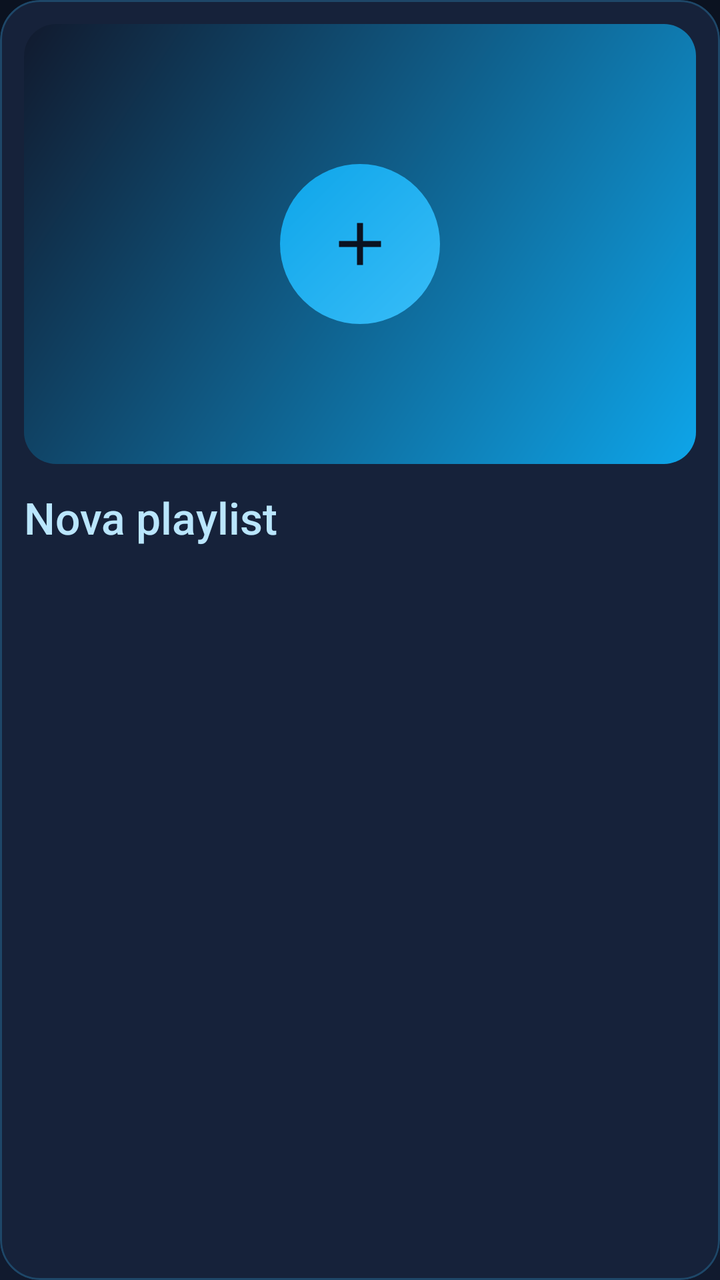
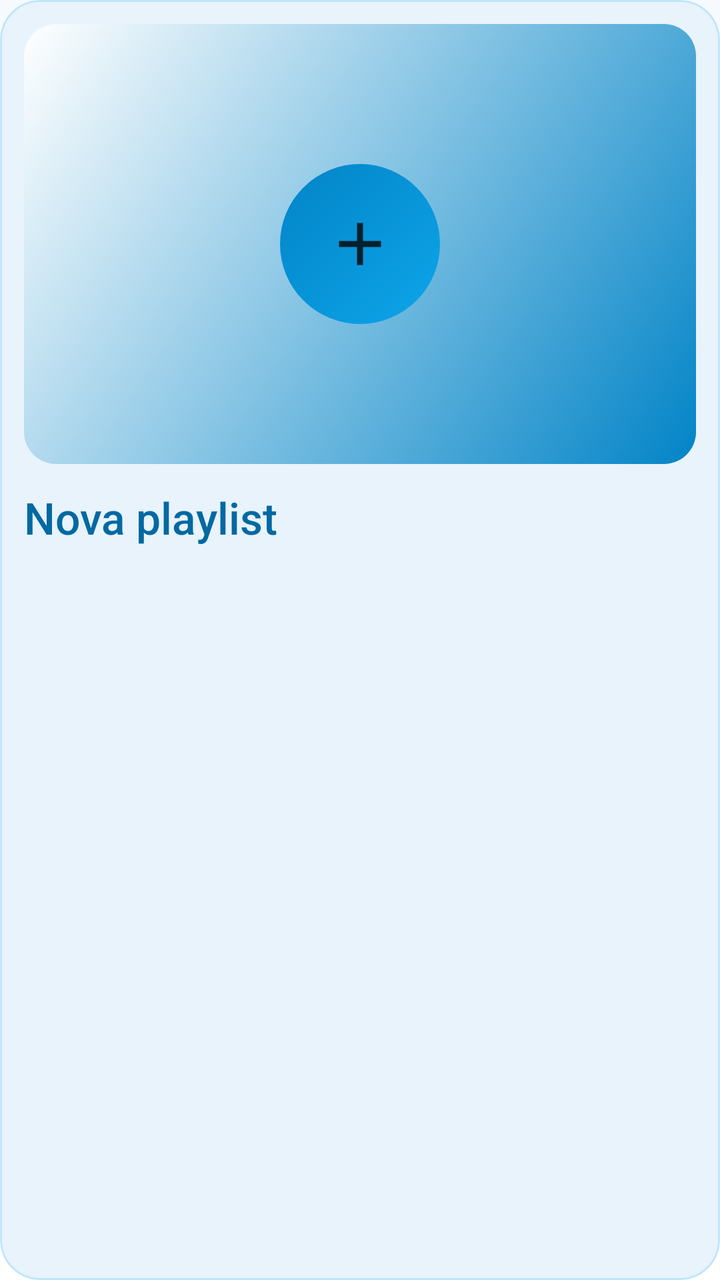

Two renders of the same Android screen: before a commit and after it. Below are the layout's source before the change and the commit's diff.
<!-- AndroidManifest.xml: another module's application theme Theme.MystMusic -->
<!-- res/layout/item_playlist_new.xml -->
<?xml version="1.0" encoding="utf-8"?>
<com.google.android.material.card.MaterialCardView xmlns:android="http://schemas.android.com/apk/res/android"
    xmlns:app="http://schemas.android.com/apk/res-auto"
    android:id="@+id/newPlaylistCard"
    android:layout_width="match_parent"
    android:layout_height="wrap_content"
    android:layout_margin="8dp"
    android:clickable="true"
    android:focusable="true"
    app:cardBackgroundColor="@color/surface_alt"
    app:cardCornerRadius="@dimen/corner_medium"
    app:cardElevation="0dp"
    app:strokeColor="@color/sky_alpha_24"
    app:strokeWidth="1dp">

    <LinearLayout
        android:layout_width="match_parent"
        android:layout_height="wrap_content"
        android:gravity="center"
        android:orientation="vertical"
        android:padding="@dimen/space_s">

        <FrameLayout
            android:layout_width="match_parent"
            android:layout_height="220dp"
            android:background="@drawable/bg_playlist_placeholder">

            <ImageView
                android:layout_width="80dp"
                android:layout_height="80dp"
                android:layout_gravity="center"
                android:background="@drawable/bg_gradient_circle"
                android:contentDescription="@null"
                android:padding="22dp"
                android:src="@drawable/ic_add"
                app:tint="@color/bg" />
        </FrameLayout>

        <TextView
            android:layout_width="match_parent"
            android:layout_height="wrap_content"
            android:layout_marginTop="@dimen/space_s"
            android:ellipsize="end"
            android:fontFamily="sans-serif-medium"
            android:maxLines="1"
            android:text="@string/playlists_new"
            android:textColor="@color/sky_200"
            android:textSize="22sp" />
    </LinearLayout>
</com.google.android.material.card.MaterialCardView>
<!-- resources referenced by this layout -->
<resources>
  <color name="bg">#0B1220</color>
  <color name="sky_200">#BAE6FD</color>
  <color name="sky_alpha_24">#3D38BDF8</color>
  <color name="surface_alt">#16223A</color>
  <!-- drawable bg_gradient_circle (drawable) -->
  <?xml version="1.0" encoding="utf-8"?>
  <shape xmlns:android="http://schemas.android.com/apk/res/android" android:shape="oval">
      <gradient android:angle="135" android:startColor="@color/sky_400" android:endColor="@color/sky_500" />
  </shape>
  <!-- drawable bg_playlist_placeholder (drawable) -->
  <?xml version="1.0" encoding="utf-8"?>
  <shape xmlns:android="http://schemas.android.com/apk/res/android" android:shape="rectangle">
      <gradient android:angle="135" android:startColor="@color/sky_500" android:endColor="@color/surface" />
      <corners android:radius="16dp" />
  </shape>
  <style name="Theme.MystMusic" parent="Theme.Material3.Dark.NoActionBar">
          <item name="colorPrimary">@color/sky_400</item>
          <item name="colorOnPrimary">@color/bg</item>
          <item name="colorPrimaryContainer">@color/sky_500</item>
          <item name="colorOnPrimaryContainer">@color/bg</item>
          <item name="colorSecondary">@color/sky_500</item>
          <item name="colorOnSecondary">@color/text</item>
          <item name="colorSurface">@color/surface</item>
          <item name="colorOnSurface">@color/text</item>
          <item name="colorOnSurfaceVariant">@color/text_dim</item>
          <item name="colorError">@color/error</item>
          <item name="android:colorBackground">@color/bg</item>
          <item name="android:windowBackground">@drawable/bg_app</item>
          <item name="android:statusBarColor">@android:color/transparent</item>
          <item name="android:navigationBarColor">@android:color/transparent</item>
          <item name="android:windowLightStatusBar">false</item>
          <item name="android:windowLightNavigationBar">false</item>
          <item name="android:windowDrawsSystemBarBackgrounds">true</item>
          <item name="android:textColorPrimary">@color/text</item>
          <item name="android:textColorSecondary">@color/text_dim</item>
          <item name="materialAlertDialogTheme">@style/ThemeOverlay.MystMusic.Dialog</item>
          <item name="bottomSheetDialogTheme">@style/ThemeOverlay.MystMusic.BottomSheet</item>
          <item name="android:windowAnimationStyle">@style/Animation.MystMusic.Window</item>
          <item name="android:windowContentTransitions">true</item>
          <item name="android:forceDarkAllowed" tools:targetApi="q">false</item>
      </style>
  <color name="sky_500">#0EA5E9</color>
  <color name="surface">#111A2E</color>
  <color name="text">#F1F5F9</color>
  <color name="text_dim">#94A3B8</color>
  <color name="error">#F87171</color>
  <!-- drawable bg_app (drawable) -->
  <?xml version="1.0" encoding="utf-8"?>
  <shape xmlns:android="http://schemas.android.com/apk/res/android" android:shape="rectangle">
      <gradient android:angle="270" android:startColor="@color/bg" android:endColor="@color/surface" />
  </shape>
  <style name="ThemeOverlay.MystMusic.Dialog" parent="ThemeOverlay.Material3.MaterialAlertDialog">
          <item name="colorSurface">@color/surface_alt</item>
          <item name="colorOnSurface">@color/text</item>
          <item name="colorPrimary">@color/sky_400</item>
          <item name="android:windowBackground">@color/transparent</item>
          <item name="android:windowAnimationStyle">@style/Animation.MystMusic.Dialog</item>
      </style>
  <style name="Widget.MystMusic.BottomSheet" parent="Widget.Material3.BottomSheet.Modal">
          <item name="backgroundTint">@color/surface_alt</item>
          <item name="shapeAppearanceOverlay">@style/ShapeAppearance.MystMusic.BottomSheet</item>
      </style>
  <!-- unchanged entries left out for length: 10 -->
</resources>

<!-- the commit's change to res/layout/item_playlist_new.xml (unified diff, before → after) -->
@@ -7,10 +7,10 @@
     android:layout_margin="8dp"
     android:clickable="true"
     android:focusable="true"
-    app:cardBackgroundColor="@color/surface_alt"
+    app:cardBackgroundColor="?attr/mystSurfaceAlt"
     app:cardCornerRadius="@dimen/corner_medium"
     app:cardElevation="0dp"
-    app:strokeColor="@color/sky_alpha_24"
+    app:strokeColor="?attr/mystAccentAlpha24"
     app:strokeWidth="1dp">
 
     <LinearLayout
@@ -33,7 +33,7 @@
                 android:contentDescription="@null"
                 android:padding="22dp"
                 android:src="@drawable/ic_add"
-                app:tint="@color/bg" />
+                app:tint="?attr/mystOnAccent" />
         </FrameLayout>
 
         <TextView
@@ -44,7 +44,7 @@
             android:fontFamily="sans-serif-medium"
             android:maxLines="1"
             android:text="@string/playlists_new"
-            android:textColor="@color/sky_200"
+            android:textColor="?attr/mystAccentText"
             android:textSize="22sp" />
     </LinearLayout>
 </com.google.android.material.card.MaterialCardView>
<!-- resource entries referenced after the edit -->
@@ -1,65 +1,106 @@
 <!-- resources referenced by this layout -->
 <resources>
-  <color name="bg">#0B1220</color>
-  <color name="sky_200">#BAE6FD</color>
-  <color name="sky_alpha_24">#3D38BDF8</color>
-  <color name="surface_alt">#16223A</color>
   <!-- drawable bg_gradient_circle (drawable) -->
   <?xml version="1.0" encoding="utf-8"?>
   <shape xmlns:android="http://schemas.android.com/apk/res/android" android:shape="oval">
-      <gradient android:angle="135" android:startColor="@color/sky_400" android:endColor="@color/sky_500" />
+      <gradient android:angle="135" android:startColor="?attr/mystAccent" android:endColor="?attr/mystAccentDark" />
   </shape>
   <!-- drawable bg_playlist_placeholder (drawable) -->
   <?xml version="1.0" encoding="utf-8"?>
   <shape xmlns:android="http://schemas.android.com/apk/res/android" android:shape="rectangle">
-      <gradient android:angle="135" android:startColor="@color/sky_500" android:endColor="@color/surface" />
+      <gradient android:angle="135" android:startColor="?attr/mystAccentDark" android:endColor="?attr/mystSurface" />
       <corners android:radius="16dp" />
   </shape>
-  <style name="Theme.MystMusic" parent="Theme.Material3.Dark.NoActionBar">
-          <item name="colorPrimary">@color/sky_400</item>
-          <item name="colorOnPrimary">@color/bg</item>
-          <item name="colorPrimaryContainer">@color/sky_500</item>
-          <item name="colorOnPrimaryContainer">@color/bg</item>
-          <item name="colorSecondary">@color/sky_500</item>
-          <item name="colorOnSecondary">@color/text</item>
-          <item name="colorSurface">@color/surface</item>
-          <item name="colorOnSurface">@color/text</item>
-          <item name="colorOnSurfaceVariant">@color/text_dim</item>
-          <item name="colorError">@color/error</item>
-          <item name="android:colorBackground">@color/bg</item>
+  <style name="Theme.MystMusic" parent="Theme.MystMusic.Base">
+          <item name="colorPrimary">@color/light_accent</item>
+          <item name="colorOnPrimary">@color/on_accent</item>
+          <item name="colorPrimaryContainer">@color/sky_400</item>
+          <item name="colorOnPrimaryContainer">@color/on_accent</item>
+          <item name="colorSecondary">@color/light_accent_text</item>
+          <item name="colorOnSecondary">@color/on_accent</item>
+          <item name="colorSurface">@color/light_surface</item>
+          <item name="colorOnSurface">@color/light_text</item>
+          <item name="colorSurfaceVariant">@color/light_surface_alt</item>
+          <item name="colorOnSurfaceVariant">@color/light_text_dim</item>
+          <item name="colorOutline">@color/light_stroke_strong</item>
+          <item name="colorError">@color/light_error</item>
+          <item name="colorOnError">@color/white</item>
+          <item name="colorControlNormal">@color/light_text_dim</item>
+          <item name="colorControlActivated">@color/light_accent</item>
+          <item name="colorControlHighlight">@color/accent_alpha_24</item>
+          <item name="android:colorBackground">@color/light_bg</item>
+          <item name="android:textColorPrimary">@color/light_text</item>
+          <item name="android:textColorSecondary">@color/light_text_dim</item>
+          <item name="android:windowLightStatusBar" tools:targetApi="m">true</item>
+          <item name="android:windowLightNavigationBar" tools:targetApi="o_mr1">true</item>
+  
+          <item name="mystBackground">@color/light_bg</item>
+          <item name="mystSurface">@color/light_surface</item>
+          <item name="mystSurfaceAlt">@color/light_surface_alt</item>
+          <item name="mystOnSurface">@color/light_text</item>
+          <item name="mystOnSurfaceDim">@color/light_text_dim</item>
+          <item name="mystNavbarBg">@color/light_navbar</item>
+          <item name="mystStroke">@color/light_stroke</item>
+          <item name="mystStrokeStrong">@color/light_stroke_strong</item>
+          <item name="mystGradientStart">@color/light_bg</item>
+          <item name="mystGradientEnd">@color/light_surface_alt</item>
+          <item name="mystAccent">@color/light_accent</item>
+          <item name="mystAccentDark">@color/light_accent_dark</item>
+          <item name="mystAccentText">@color/light_accent_text</item>
+          <item name="mystOnAccent">@color/on_accent</item>
+          <item name="mystOnImage">@color/on_image</item>
+          <item name="mystImageScrim">@color/image_scrim</item>
+          <item name="mystPlayerScrim">@color/light_player_scrim</item>
+          <item name="mystError">@color/light_error</item>
+          <item name="mystSuccess">@color/light_success</item>
+          <item name="mystAccentAlpha16">@color/accent_alpha_16</item>
+          <item name="mystAccentAlpha24">@color/accent_alpha_24</item>
+      </style>
+  <style name="Theme.MystMusic.Base" parent="Theme.Material3.DayNight.NoActionBar">
           <item name="android:windowBackground">@drawable/bg_app</item>
           <item name="android:statusBarColor">@android:color/transparent</item>
           <item name="android:navigationBarColor">@android:color/transparent</item>
-          <item name="android:windowLightStatusBar">false</item>
-          <item name="android:windowLightNavigationBar">false</item>
           <item name="android:windowDrawsSystemBarBackgrounds">true</item>
-          <item name="android:textColorPrimary">@color/text</item>
-          <item name="android:textColorSecondary">@color/text_dim</item>
+          <item name="android:windowContentTransitions">true</item>
+          <item name="android:forceDarkAllowed" tools:targetApi="q">false</item>
           <item name="materialAlertDialogTheme">@style/ThemeOverlay.MystMusic.Dialog</item>
           <item name="bottomSheetDialogTheme">@style/ThemeOverlay.MystMusic.BottomSheet</item>
           <item name="android:windowAnimationStyle">@style/Animation.MystMusic.Window</item>
-          <item name="android:windowContentTransitions">true</item>
-          <item name="android:forceDarkAllowed" tools:targetApi="q">false</item>
       </style>
-  <color name="sky_500">#0EA5E9</color>
-  <color name="surface">#111A2E</color>
-  <color name="text">#F1F5F9</color>
-  <color name="text_dim">#94A3B8</color>
-  <color name="error">#F87171</color>
+  <color name="light_accent">#0EA5E9</color>
+  <color name="on_accent">#04202E</color>
+  <color name="light_accent_text">#0369A1</color>
+  <color name="light_surface">#FFFFFF</color>
+  <color name="light_text">#0F172A</color>
+  <color name="light_surface_alt">#E8F3FC</color>
+  <color name="light_text_dim">#475569</color>
+  <color name="light_stroke_strong">#330F172A</color>
+  <color name="light_error">#DC2626</color>
+  <color name="white">#FFFFFF</color>
+  <color name="accent_alpha_24">#3D38BDF8</color>
+  <color name="light_bg">#F6FAFE</color>
+  <color name="light_navbar">#EBFFFFFF</color>
+  <color name="light_stroke">#1A0F172A</color>
+  <color name="light_accent_dark">#0284C7</color>
+  <color name="on_image">#FFFFFF</color>
+  <color name="image_scrim">#80000000</color>
+  <color name="light_player_scrim">#CCF6FAFE</color>
+  <color name="light_success">#15803D</color>
+  <color name="accent_alpha_16">#2938BDF8</color>
   <!-- drawable bg_app (drawable) -->
   <?xml version="1.0" encoding="utf-8"?>
   <shape xmlns:android="http://schemas.android.com/apk/res/android" android:shape="rectangle">
-      <gradient android:angle="270" android:startColor="@color/bg" android:endColor="@color/surface" />
+      <gradient android:angle="270" android:startColor="?attr/mystBackground" android:endColor="?attr/mystSurface" />
   </shape>
   <style name="ThemeOverlay.MystMusic.Dialog" parent="ThemeOverlay.Material3.MaterialAlertDialog">
-          <item name="colorSurface">@color/surface_alt</item>
-          <item name="colorOnSurface">@color/text</item>
-          <item name="colorPrimary">@color/sky_400</item>
+          <item name="colorSurface">?attr/mystSurfaceAlt</item>
+          <item name="colorOnSurface">?attr/mystOnSurface</item>
+          <item name="colorPrimary">?attr/mystAccentText</item>
           <item name="android:windowBackground">@color/transparent</item>
           <item name="android:windowAnimationStyle">@style/Animation.MystMusic.Dialog</item>
       </style>
   <style name="Widget.MystMusic.BottomSheet" parent="Widget.Material3.BottomSheet.Modal">
-          <item name="backgroundTint">@color/surface_alt</item>
+          <item name="backgroundTint">?attr/mystSurfaceAlt</item>
           <item name="shapeAppearanceOverlay">@style/ShapeAppearance.MystMusic.BottomSheet</item>
       </style>
   <!-- unchanged entries left out for length: 10 -->
